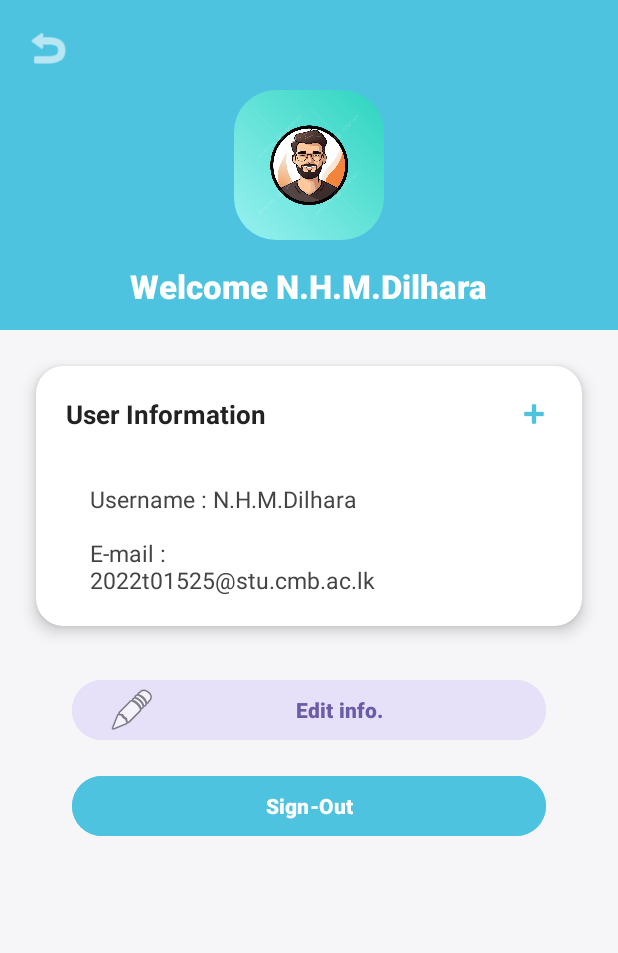
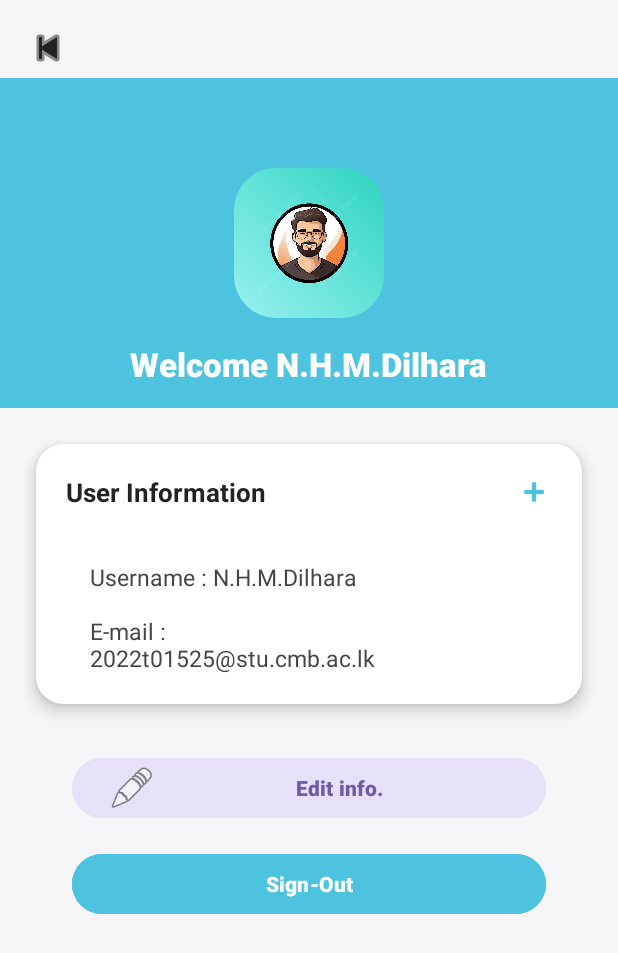
Before and after one commit to MalithDN/campus-android-app, an Android app: the layout activity_profile.xml on its own in the app's theme, with its tools: preview values and no code run, on a phone screen of 412 x 824 dp. Shown: the top 953 px of the screen. Run offline under Robolectric (Android 15) with nearby library versions, the phone set to English and light mode, and no system bars.

```diff
--- a/app/src/main/res/layout/activity_profile.xml
+++ b/app/src/main/res/layout/activity_profile.xml
@@ -6,22 +6,23 @@
     android:orientation="vertical"
     android:background="#F6F6F8">
 
+    <!-- Back Button -->
+    <ImageButton
+        android:id="@+id/backButton"
+        android:layout_width="40dp"
+        android:layout_height="40dp"
+        android:layout_marginTop="12dp"
+        android:layout_marginStart="12dp"
+        android:background="@android:color/transparent"
+        android:src="@android:drawable/ic_media_previous"
+        android:contentDescription="Back"
+        android:tint="#222" />
+
     <!-- Top Section -->
     <RelativeLayout
         android:layout_width="match_parent"
         android:layout_height="220dp"
         android:background="#4EC3E0">
-
-        <!-- Back Button -->
-        <ImageView
-            android:id="@+id/backButton"
-            android:layout_width="32dp"
-            android:layout_height="32dp"
-            android:src="@android:drawable/ic_menu_revert"
-            android:tint="#fff"
-            android:layout_alignParentStart="true"
-            android:layout_marginStart="16dp"
-            android:layout_marginTop="16dp" />
 
         <!-- Decorative Circles (optional, for style) -->
 
```
Also changed, not shown: app/src/main/java/com/example/myapplication/ProfileActivity.java (+48 -4 lines), app/src/main/res/layout/edit_info_dialog.xml (added, +93 -0 lines).
